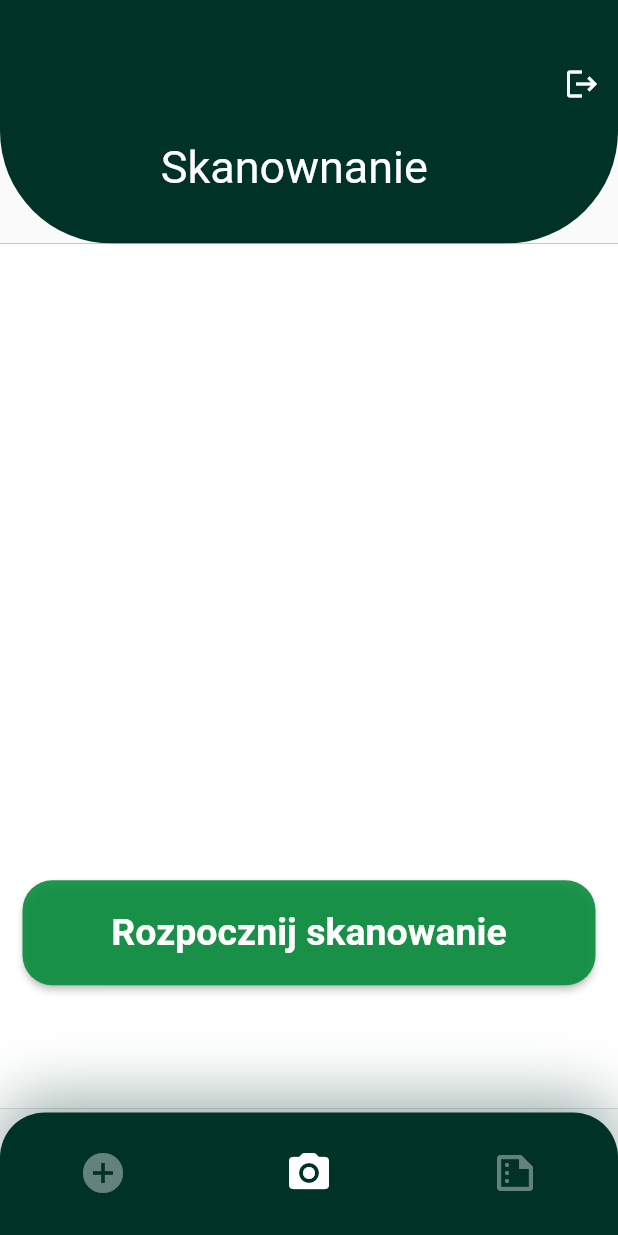
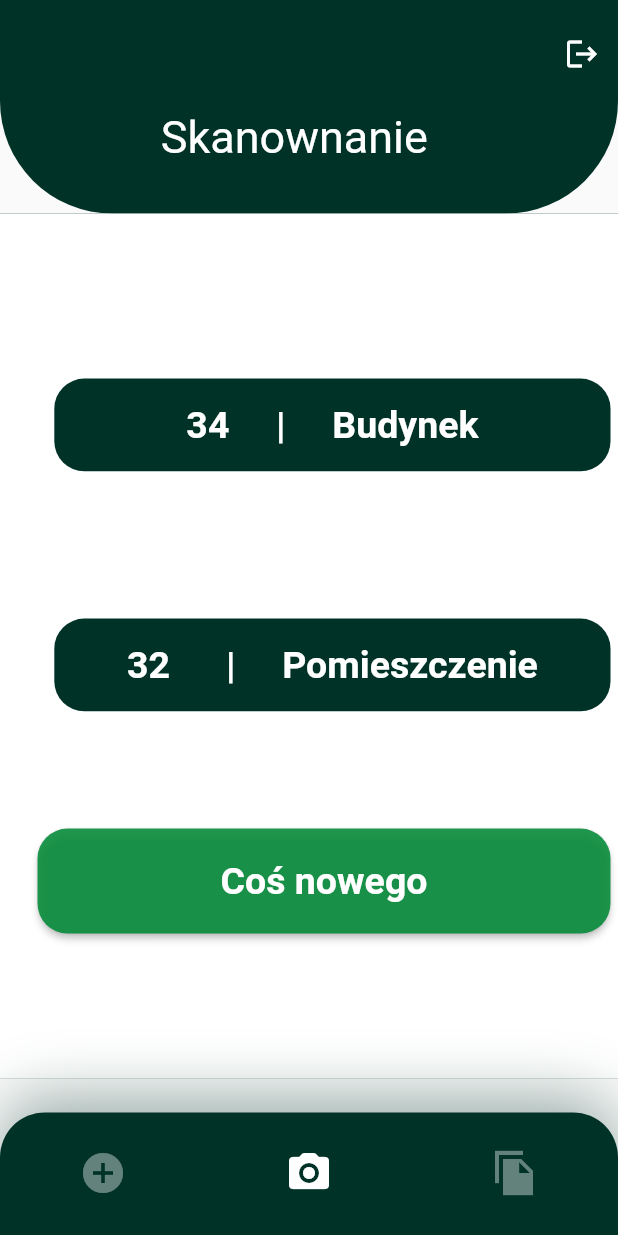
Before and after one commit to Lokinado/flutter_inventory_app, a Flutter app: the screen it shows once a user with an empty profile is signed in, tab 2 chosen, after a tap on the "logout" icon, on a phone screen of 412 x 824 dp. Run offline on Flutter 3.47's test engine with Material 2 defaults, Android fonts, the phone set to English and light mode, and no system bars; our stand-ins replace camera, firebase_auth, firebase_core; accounts and stored records are empty; Roboto replaces fonts that are missing (Montserrat).

Commit message:
Separate site folder, body, and cleanup
Zrobiłem porządek wśród utworzonych zmian tak by dało się modyfikować oddzielnie każdą ze stron nie naruszając innych. Wszystkie elementy zostało podzielone według mojego uznania, zielony z rzeczy zgodnie z przeznaczeniem w odpowiednich katalogach. Dodałem także katalog 'prefab' umieściłem elementy które już nie są używane ale mogą posłużyć w przyszłości

```diff
--- a/lib/components/centerhomebody.dart
+++ /dev/null
@@ -1,105 +0,0 @@
-import 'package:flutter/material.dart';
-import 'package:inventory_app/pages/scanner/scanner_page.dart';
-import 'package:inventory_app/components/topbodysection.dart';
-
-class CenterBodySection extends StatelessWidget {
-   CenterBodySection({Key? key,
-    required this.size,
-    required this.location})
-      : super(key: key);
-
-  final Size size;
-  final Location location;
-  double roundness = 75;
-
-  Widget buildCircle({required String text, required double top,
-    required double right, required double width}) {
-    return Positioned(
-      top: top,
-      right: right,
-      child: Stack(
-        children: <Widget>[
-          DecoratedBox(
-            decoration: BoxDecoration(
-              color: const Color.fromRGBO(0, 50, 39, 1),
-              borderRadius: BorderRadius.circular(20),
-            ),
-            child: SizedBox(
-              width: width,
-              height: width/6,
-              child: Center(
-                child: Text(
-                  text,
-                  style: const TextStyle(
-                    color: Colors.white,
-                    fontWeight: FontWeight.bold,
-                    fontSize: 25,
-                  ),
-                ),
-              ),
-            ),
-          ),
-        ],
-      ),
-    );
-  }
-
-  Widget RoundedButton({ required context}){
-    return  Positioned(
-        bottom: size.height*0.1,
-        left: (size.width - 382) / 2,
-        child: SizedBox(
-          width: 382,
-          height: 70,
-          child: ElevatedButton(
-            onPressed: (){
-              Navigator.push( context,
-                MaterialPageRoute(builder: (context) => const CameraPage()), );
-            },
-            style: ElevatedButton.styleFrom(
-              backgroundColor: const Color.fromARGB(228, 6, 139, 57),
-              shape: RoundedRectangleBorder(
-                borderRadius: BorderRadius.circular(20),
-              ),
-            ),  child: const Text(
-            'Rozpocznij skanowanie', style: TextStyle(color: Colors.white,
-            fontWeight: FontWeight.bold, fontSize: 25,
-          ),
-          ),
-          ),
-        ),
-        );
-}
-
-  @override
-  Widget build(BuildContext context) {
-    var elemWidth = size.width*0.9;
-    return Container(
-      height: size.height*0.7,
-      color: const Color.fromRGBO(0, 50, 39, 1),
-      child: Container(
-        width: size.width,
-        height: size.height,
-        decoration: BoxDecoration(
-          color: Colors.white,
-          borderRadius: BorderRadius.only(
-            topRight: Radius.circular(
-                location == Location.right? roundness : 0),
-            topLeft: Radius.circular(
-                location == Location.left? roundness : 0),
-          ),
-        ),
-        child: Stack(
-          children: <Widget>[
-            //buildCircle(text: '${34}     |     Budynek', top: 110, right: 5, width: elemWidth),
-            //buildCircle(text: '${3}     |     Piętro', top: 190, right: 5,  width: elemWidth),
-            //buildCircle(text: '${32}      |     Pomieszczenie', top: 270, right: 5,  width: elemWidth),
-            RoundedButton(context: context),
-
-          ],
-        ),
-      )
-    );
-
-  }
-}
--- /dev/null
+++ b/lib/components/rounded_rectangle.dart
@@ -0,0 +1,125 @@
+import 'package:flutter/material.dart';
+
+class roundedRectangleTextBox extends StatelessWidget {
+  final String text;
+  final double top;
+  final double right;
+  final double width;
+
+  const roundedRectangleTextBox({
+    Key? key,
+    required this.text,
+    required this.top,
+    required this.right,
+    required this.width,
+  }) : super(key: key);
+
+  @override
+  Widget build(BuildContext context) {
+    return buildCircle(
+      text: text,
+      top: top,
+      right: right,
+      width: width,
+    );
+  }
+
+  Widget buildCircle({
+    required String text,
+    required double top,
+    required double right,
+    required double width,
+  }) {
+    return Positioned(
+      top: top,
+      right: right,
+      child: Stack(
+        children: <Widget>[
+          DecoratedBox(
+            decoration: BoxDecoration(
+              color: const Color.fromRGBO(0, 50, 39, 1),
+              borderRadius: BorderRadius.circular(20),
+            ),
+            child: SizedBox(
+              width: width,
+              height: width / 6,
+              child: Center(
+                child: Text(
+                  text,
+                  style: const TextStyle(
+                    color: Colors.white,
+                    fontWeight: FontWeight.bold,
+                    fontSize: 25,
+                  ),
+                ),
+              ),
+            ),
+          ),
+        ],
+      ),
+    );
+  }
+}
+
+class roundedRectangleButton extends StatelessWidget {
+  final String napis;
+  final double top;
+  final double right;
+  final double width;
+  var destination;
+
+  roundedRectangleButton({
+    Key? key,
+    required this.destination,
+    required this.napis,
+    required this.top,
+    required this.right,
+    required this.width,
+  }) : super(key: key);
+
+  @override
+  Widget build(BuildContext context) {
+    return buildCircle(
+      context: context,
+      destination: destination,
+      napis: napis,
+      top: top,
+      right: right,
+      width: width,
+    );
+  }
+
+  Widget buildCircle({
+    required context,
+    required destination,
+    required String napis,
+    required double top,
+    required double right,
+    required double width,
+  }) {
+    return  Positioned(
+      top: top,
+      right: right,
+      child: SizedBox(
+        width: 382,
+        height: 70,
+        child: ElevatedButton(
+          onPressed: (){
+            Navigator.push( context,
+              MaterialPageRoute(builder: (context) => destination), );
+          },
+          style: ElevatedButton.styleFrom(
+            backgroundColor: const Color.fromARGB(228, 6, 139, 57),
+            shape: RoundedRectangleBorder(
+              borderRadius: BorderRadius.circular(20),
+            ),
+          ),  child: Text(
+          napis.toString(), style: TextStyle(color: Colors.white,
+          fontWeight: FontWeight.bold, fontSize: 25,
+        ),
+        ),
+        ),
+      ),
+    );
+  }
+}
--- a/lib/components/topbodysection.dart
+++ b/lib/components/topbodysection.dart
@@ -7,15 +7,21 @@ class TopBodySection extends StatelessWidget {
     required Key key,
     required this.size,
     required this.tekst,
-    required this.location
+    required this.location,
+     this.curveReverse = false,
   }) : super(key: key);
 
+   // Main parameters of the interface
   final Size size;
   final String tekst;
   final proportionalHeight = 0.1;
-  final Location location;
   double roundness = 75;
 
+  Location location;
+  // if the roundness should be reversed
+  final bool curveReverse;
+
+  //  Setting the foundness of the box
   double leftRoundness = 0;
   double rightRoundness = 0;
   double proportion = 0.18;
@@ -23,6 +29,10 @@ class TopBodySection extends StatelessWidget {
   @override
   Widget build(BuildContext context){
 
+    if (curveReverse){
+      if (location == Location.left) { location = Location.right; }
+      if (location == Location.right) {location = Location.left; }
+    }
 
     //  Adjusting the top pannel depending on the screen
     if (location == Location.center)
@@ -40,7 +50,7 @@ class TopBodySection extends StatelessWidget {
     // It will provide us total height and width of our screen
     return SizedBox(
         height: size.height * proportionalHeight,
-        child: Wrap(
+        child: Column(
           children: [
             Container(
               padding:  EdgeInsets.only(
--- a/lib/pages/add_page.dart
+++ b/lib/pages/adding/add_page.dart
@@ -1,6 +1,6 @@
 import 'package:flutter/material.dart';
-import 'package:inventory_app/components/homebody.dart';
 import 'package:inventory_app/components/topbodysection.dart';
+import 'package:inventory_app/pages/adding/addhomebody.dart';
 
 class AddPage extends StatefulWidget {
   @override
@@ -11,6 +11,6 @@ class _AddPageState extends State<AddPage> {
   @override
   Widget build(BuildContext context) {
     final Size rozmiar = MediaQuery .of(context) .size;
-    return Scaffold(body: Body(title: "Dodawanie", size: rozmiar, location: Location.left,));
+    return Scaffold(body: ScannerHomeBody(title: "Dodawanie", size: rozmiar, location: Location.left,));
   }
 }
--- /dev/null
+++ b/lib/pages/adding/addhomebody.dart
@@ -0,0 +1,26 @@
+import 'package:flutter/material.dart';
+import 'package:inventory_app/pages/adding/addhomebodypage.dart';
+import 'package:inventory_app/components/topbodysection.dart';
+
+class ScannerHomeBody extends StatelessWidget {
+  const ScannerHomeBody({super.key,
+    required this.title,
+    required this.size,
+    required this.location
+  });
+
+  final Size size;
+  final String title;
+  final Location location;
+
+  @override
+  Widget build(BuildContext context){
+    return Wrap(
+      children: <Widget>[
+        TopBodySection(key: UniqueKey(),
+          tekst: title,size: size, location: location,),
+        CenterAddHomePage(key: UniqueKey(), size: size, location: location,)
+      ],
+    );
+  }
+}
--- /dev/null
+++ b/lib/pages/adding/addhomebodypage.dart
@@ -0,0 +1,48 @@
+import 'package:flutter/material.dart';
+import 'package:inventory_app/pages/scanner/scanner_page.dart';
+import 'package:inventory_app/components/topbodysection.dart';
+import 'package:inventory_app/components/rounded_rectangle.dart';
+
+class CenterAddHomePage extends StatelessWidget {
+   CenterAddHomePage({Key? key,
+    required this.size,
+    required this.location})
+      : super(key: key);
+
+  final Size size;
+  final Location location;
+  double roundness = 75;
+
+
+  @override
+  Widget build(BuildContext context) {
+    var elemWidth = size.width*0.9;
+    return Container(
+      height: size.height*0.7,
+      color: const Color.fromRGBO(0, 50, 39, 1),
+      child: Container(
+        width: size.width,
+        height: size.height,
+        decoration: BoxDecoration(
+          color: Colors.white,
+          borderRadius: BorderRadius.only(
+            topRight: Radius.circular(
+                location == Location.right? roundness : 0),
+            topLeft: Radius.circular(
+                location == Location.left? roundness : 0),
+          ),
+        ),
+        child: Stack(
+          children: <Widget>[
+            //roundedRectangleTextBox(text: '${34}     |     Budynek', top: 110, right: 5, width: elemWidth),
+            //roundedRectangleTextBox(text: '${3}     |     Piętro', top: 190, right: 5,  width: elemWidth),
+            //roundedRectangleTextBox(text: '${32}      |     Pomieszczenie', top: 270, right: 5,  width: elemWidth),
+            //roundedRectangleButton(destination: CameraPage(), top: 410, right: 5, width: elemWidth, napis: "Coś nowego",),
+
+          ],
+        ),
+      )
+    );
+
+  }
+}
--- a/lib/pages/file_page.dart
+++ b/lib/pages/documents/file_page.dart
@@ -1,6 +1,6 @@
 import 'package:flutter/material.dart';
-import 'package:inventory_app/components/homebody.dart';
 import 'package:inventory_app/components/topbodysection.dart';
+import 'package:inventory_app/pages/documents/filehomebody.dart';
 
 class FilePage extends StatefulWidget {
   @override
@@ -11,7 +11,7 @@ class _FilePageState extends State<FilePage> {
   @override
   Widget build(BuildContext context) {
     final Size rozmiar = MediaQuery .of(context) .size;
-    return Scaffold(body: Body(
+    return Scaffold(body: FileHomePage(
         title: "Dokumenty", size: rozmiar, location: Location.right,));
   }
 }
--- /dev/null
+++ b/lib/pages/documents/filehomebody.dart
@@ -0,0 +1,26 @@
+import 'package:flutter/material.dart';
+import 'package:inventory_app/pages/documents/filehomebodypage.dart';
+import 'package:inventory_app/components/topbodysection.dart';
+
+class FileHomePage extends StatelessWidget {
+  const FileHomePage({super.key,
+    required this.title,
+    required this.size,
+    required this.location
+  });
+
+  final Size size;
+  final String title;
+  final Location location;
+
+  @override
+  Widget build(BuildContext context){
+    return Wrap(
+      children: <Widget>[
+        TopBodySection(key: UniqueKey(),
+          tekst: title,size: size, location: location,),
+        CenterFileHomePage(key: UniqueKey(), size: size, location: location,)
+      ],
+    );
+  }
+}
--- /dev/null
+++ b/lib/pages/documents/filehomebodypage.dart
@@ -0,0 +1,48 @@
+import 'package:flutter/material.dart';
+import 'package:inventory_app/pages/scanner/scanner_page.dart';
+import 'package:inventory_app/components/topbodysection.dart';
+import 'package:inventory_app/components/rounded_rectangle.dart';
+
+class CenterFileHomePage extends StatelessWidget {
+   CenterFileHomePage({Key? key,
+    required this.size,
+    required this.location})
+      : super(key: key);
+
+  final Size size;
+  final Location location;
+  double roundness = 75;
+
+
+  @override
+  Widget build(BuildContext context) {
+    var elemWidth = size.width*0.9;
+    return Container(
+      height: size.height*0.7,
+      color: const Color.fromRGBO(0, 50, 39, 1),
+      child: Container(
+        width: size.width,
+        height: size.height,
+        decoration: BoxDecoration(
+          color: Colors.white,
+          borderRadius: BorderRadius.only(
+            topRight: Radius.circular(
+                location == Location.right? roundness : 0),
+            topLeft: Radius.circular(
+                location == Location.left? roundness : 0),
+          ),
+        ),
+        child: Stack(
+          children: <Widget>[
+            //roundedRectangleTextBox(text: '${34}     |     Budynek', top: 110, right: 5, width: elemWidth),
+            //roundedRectangleTextBox(text: '${3}     |     Piętro', top: 190, right: 5,  width: elemWidth),
+            //roundedRectangleTextBox(text: '${32}      |     Pomieszczenie', top: 270, right: 5,  width: elemWidth),
+            //roundedRectangleButton(destination: CameraPage(), top: 410, right: 5, width: elemWidth, napis: "Coś nowego",),
+
+          ],
+        ),
+      )
+    );
+
+  }
+}
--- a/lib/pages/logged_page.dart
+++ b/lib/pages/logged_page.dart
@@ -1,8 +1,8 @@
 import 'package:flutter/material.dart';
-import 'package:inventory_app/pages/file_page.dart';
+import 'package:inventory_app/pages/documents/file_page.dart';
 import 'package:inventory_app/pages/scanner/scan_place_pick.dart';
 import 'package:firebase_auth/firebase_auth.dart';
-import 'package:inventory_app/pages/add_page.dart';
+import 'package:inventory_app/pages/adding/add_page.dart';
 
 class loggedMainPage extends StatefulWidget {
   const loggedMainPage({Key? key, required this.size}) : super(key: key);
@@ -15,8 +15,16 @@ class loggedMainPage extends StatefulWidget {
 
 class _loggedMainPageState extends State<loggedMainPage>
     with SingleTickerProviderStateMixin {
+
   late TabController _tabController;
   var selected = 1;
+
+
+  void signUserOut() async {
+    await FirebaseAuth.instance.signOut();
+  }
+
+  // Creatino and dispose of the element
 
   @override
   void initState() {
@@ -31,14 +39,13 @@ class _loggedMainPageState extends State<loggedMainPage>
     super.dispose();
   }
 
-  void signUserOut() async {
-    await FirebaseAuth.instance.signOut();
-  }
+  //  Main page
 
   @override
   Widget build(BuildContext context) {
     return Scaffold(
-      appBar: buildAppBar(),
+      appBar: buildAppBar(),  // With logged button
+
       body: TabBarView(
         controller: _tabController,
         physics: NeverScrollableScrollPhysics(),
@@ -48,6 +55,8 @@ class _loggedMainPageState extends State<loggedMainPage>
           FilePage(),
         ],
       ),
+
+
       bottomNavigationBar: Container(
         height: widget.size.height * 0.1, // Bottom bar is 10% of the height
         decoration: BoxDecoration(
@@ -64,6 +73,8 @@ class _loggedMainPageState extends State<loggedMainPage>
             topRight: Radius.circular(30),
           ),
         ),
+
+        //  The bottm bar itself
         child: TabBar(
           indicator: BoxDecoration(),
           controller: _tabController,
@@ -73,6 +84,8 @@ class _loggedMainPageState extends State<loggedMainPage>
             });
           },
           tabs: <Widget>[
+
+            //  Addition page
             Tab(
               icon: Icon(
                 Icons.add_circle_outlined,
@@ -80,6 +93,8 @@ class _loggedMainPageState extends State<loggedMainPage>
                 color: Color.fromARGB(selected == 0 ? 255 : 100, 255, 255, 255),
               ),
             ),
+
+            // Scanner page
             Tab(
               icon: Icon(
                 Icons.camera_alt_rounded,
@@ -87,9 +102,11 @@ class _loggedMainPageState extends State<loggedMainPage>
                 color: Color.fromARGB(selected == 1 ? 255 : 100, 255, 255, 255),
               ),
             ),
+
+            // File Page
             Tab(
               icon: Icon(
-                Icons.summarize_outlined,
+                Icons.file_copy_sharp,
                 size: 32,
                 color: Color.fromARGB(selected == 2 ? 255 : 100, 255, 255, 255),
               ),
@@ -100,11 +117,13 @@ class _loggedMainPageState extends State<loggedMainPage>
     );
   }
 
+
+  // Custom AppBar
   AppBar buildAppBar() {
     return AppBar(
       backgroundColor: const Color.fromRGBO(0, 50, 39, 1),
       elevation: 0,
-      toolbarHeight: 80,
+      toolbarHeight: 60,
       actions: [
         Column(
           mainAxisAlignment: MainAxisAlignment.end, // Change the alignment here
@@ -119,5 +138,4 @@ class _loggedMainPageState extends State<loggedMainPage>
     );
   }
 
-
 }
--- a/lib/pages/scanner/scan_place_pick.dart
+++ b/lib/pages/scanner/scan_place_pick.dart
@@ -1,5 +1,5 @@
 import 'package:flutter/material.dart';
-import 'package:inventory_app/components/homebody.dart';
+import 'package:inventory_app/prefab/homebody.dart';
 import 'package:inventory_app/components/topbodysection.dart';
 
 class WyborMiejsca extends StatefulWidget {
@@ -12,7 +12,7 @@ class _WyborMiejscaState extends State<WyborMiejsca> {
   @override
   Widget build(BuildContext context) {
     final Size rozmiar = MediaQuery .of(context) .size;
-    return Scaffold(body: Body(
+    return Scaffold(body: ScannerHomeBody(
         title: "Skanownanie", size: rozmiar, location: Location.center));
   }
 
--- /dev/null
+++ b/lib/pages/scanner/scanerhomepagecenter.dart
@@ -0,0 +1,48 @@
+import 'package:flutter/material.dart';
+import 'package:inventory_app/pages/scanner/scanner_page.dart';
+import 'package:inventory_app/components/topbodysection.dart';
+import 'package:inventory_app/components/rounded_rectangle.dart';
+
+class CenterScanHomePage extends StatelessWidget {
+   CenterScanHomePage({Key? key,
+    required this.size,
+    required this.location})
+      : super(key: key);
+
+  final Size size;
+  final Location location;
+  double roundness = 75;
+
+
+  @override
+  Widget build(BuildContext context) {
+    var elemWidth = size.width*0.9;
+    return Container(
+      height: size.height*0.7,
+      color: const Color.fromRGBO(0, 50, 39, 1),
+      child: Container(
+        width: size.width,
+        height: size.height,
+        decoration: BoxDecoration(
+          color: Colors.white,
+          borderRadius: BorderRadius.only(
+            topRight: Radius.circular(
+                location == Location.right? roundness : 0),
+            topLeft: Radius.circular(
+                location == Location.left? roundness : 0),
+          ),
+        ),
+        child: Stack(
+          children: <Widget>[
+            roundedRectangleTextBox(text: '${34}     |     Budynek', top: 110, right: 5, width: elemWidth),
+            //roundedRectangleTextBox(text: '${3}     |     Piętro', top: 190, right: 5,  width: elemWidth),
+            roundedRectangleTextBox(text: '${32}      |     Pomieszczenie', top: 270, right: 5,  width: elemWidth),
+            roundedRectangleButton(destination: CameraPage(), top: 410, right: 5, width: elemWidth, napis: "Coś nowego",),
+
+          ],
+        ),
+      )
+    );
+
+  }
+}
--- a/lib/pages/scanner/scanner_page.dart
+++ b/lib/pages/scanner/scanner_page.dart
@@ -1,6 +1,5 @@
 import 'package:flutter/material.dart';
 import 'package:camera/camera.dart';
-import 'package:inventory_app/main.dart';
 
 late List<CameraDescription> _cameras;
 
--- /dev/null
+++ b/lib/pages/scanner/scannerhomebody.dart
@@ -0,0 +1,26 @@
+import 'package:flutter/material.dart';
+import 'package:inventory_app/pages/scanner/scanerhomepagecenter.dart';
+import 'package:inventory_app/components/topbodysection.dart';
+
+class ScannerHomeBody extends StatelessWidget {
+  const ScannerHomeBody({super.key,
+    required this.title,
+    required this.size,
+    required this.location
+  });
+
+  final Size size;
+  final String title;
+  final Location location;
+
+  @override
+  Widget build(BuildContext context){
+    return Wrap(
+      children: <Widget>[
+        TopBodySection(key: UniqueKey(),
+          tekst: title,size: size, location: location,),
+        CenterScanHomePage(key: UniqueKey(), size: size, location: location,)
+      ],
+    );
+  }
+}
--- a/lib/components/homebody.dart
+++ b/lib/prefab/homebody.dart
@@ -1,9 +1,9 @@
 import 'package:flutter/material.dart';
-import 'package:inventory_app/components/centerhomebody.dart';
+import 'package:inventory_app/pages/scanner/scanerhomepagecenter.dart';
 import 'package:inventory_app/components/topbodysection.dart';
 
-class Body extends StatelessWidget {
-  const Body({super.key,
+class ScannerHomeBody extends StatelessWidget {
+  const ScannerHomeBody({super.key,
     required this.title,
     required this.size,
     required this.location
@@ -20,7 +20,7 @@ class Body extends StatelessWidget {
         children: <Widget>[
           TopBodySection(key: UniqueKey(),
             tekst: title,size: size, location: location,),
-          CenterBodySection(key: UniqueKey(), size: size, location: location,)
+          CenterScanHomePage(key: UniqueKey(), size: size, location: location,)
         ],
       ),
     );
```
Also changed, not shown: lib/pages/scanner/body_cam.dart (renamed from lib/components/body_cam.dart).
